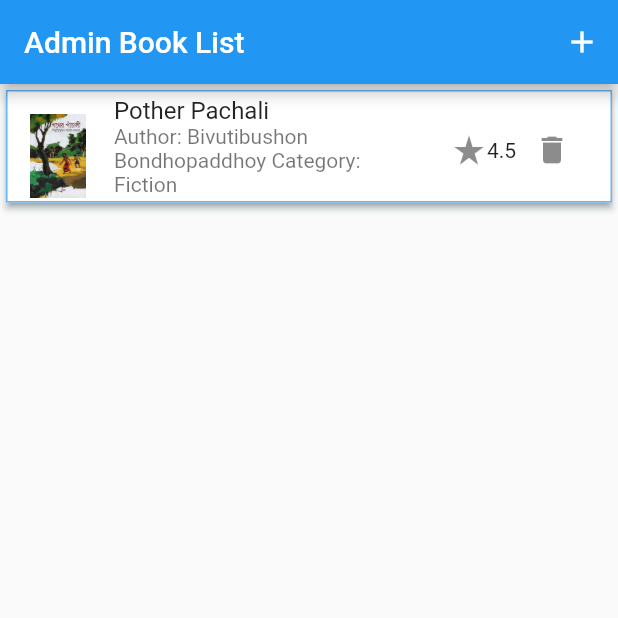
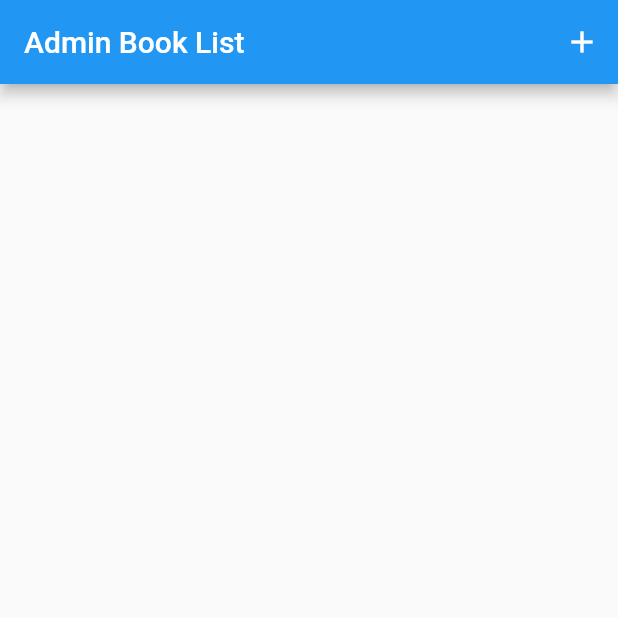
Before and after one commit to muradhossin/library_management, a Flutter app: the screen it shows after launch, on a phone screen of 412 x 824 dp, the top half of it. Run offline on Flutter 3.47's test engine with Material 2 defaults, Android fonts, the phone set to English and light mode, and no system bars; our stand-ins replace carousel_slider, dropdown_button2, flutter_rating_bar, image_picker, shared_preferences, sqflite; accounts and stored records are empty.

Commit message:
admin book list

```diff
--- a/lib/db/db_helper.dart
+++ b/lib/db/db_helper.dart
@@ -33,7 +33,6 @@ class DbHelper{
   $tblBookColAuthorName text,
   $tblBookColCategory text,
   $tblBookColDescription text,
-  $tblBookColRating text,
   $tblBookColImage text
   )''';
 
--- a/lib/pages/admin/admin_book_list_page.dart
+++ b/lib/pages/admin/admin_book_list_page.dart
@@ -1,14 +1,26 @@
+import 'dart:io';
+
 import 'package:flutter/material.dart';
+import 'package:library_management/models/book_model.dart';
 import 'package:library_management/pages/admin/admin_book_info_page.dart';
 import 'package:library_management/pages/admin/new_book_add.dart';
+import 'package:library_management/providers/book_provider.dart';
+import 'package:provider/provider.dart';
 
-class AdminBookListPage extends StatelessWidget {
+class AdminBookListPage extends StatefulWidget {
   const AdminBookListPage({Key? key}) : super(key: key);
 
   static const String routeName = '/adminbooklistpage';
 
   @override
+  State<AdminBookListPage> createState() => _AdminBookListPageState();
+}
+
+class _AdminBookListPageState extends State<AdminBookListPage> {
+
+  @override
   Widget build(BuildContext context) {
+    final provider = Provider.of<BookProvider>(context, listen: false);
     return Scaffold(
       appBar: AppBar(
         title: Text('Admin Book List'),
@@ -21,21 +33,37 @@ class AdminBookListPage extends StatelessWidget {
           ),
         ],
       ),
-      body: SingleChildScrollView(
-        child: Column(
-          children: [
-            Card(
+      body: ListView.builder(
+        itemCount: provider.bookList.length,
+        itemBuilder: (context, index){
+          final book = provider.bookList[index];
+          return BookItem(book: book,);
+        },
+      ),
+    );
+  }
+}
+
+class BookItem extends StatelessWidget {
+  const BookItem({
+    Key? key,
+    required this.book,
+  }) : super(key: key);
+  final BookModel book;
+  @override
+  Widget build(BuildContext context) {
+    return Card(
       elevation: 2,
       shape: Border.all(color: Colors.blue.shade300, width: 1),
       shadowColor: Colors.blueGrey,
       child: ListTile(
-                onTap: (){
+        onTap: () {
           Navigator.pushNamed(context, AdminBookInfoPage.routeName);
         },
-                leading: Image.asset('images/1.jpg'),
-                title: const Text('Pother Pachali'),
-                subtitle: const Text(
-                    'Author: Bivutibushon Bondhopaddhoy Category: Fiction'),
+        leading: Image.file(File(book.image)),
+        title:  Text(book.title),
+        subtitle: Text(
+            'Author: ${book.authorName}  Category: ${book.category}'),
         trailing: Row(
           mainAxisSize: MainAxisSize.min,
           children: [
@@ -48,10 +76,6 @@ class AdminBookListPage extends StatelessWidget {
           ],
         ),
       ),
-            ),
-          ],
-        ),
-      ),
     );
   }
 }
--- a/lib/pages/admin/new_book_add.dart
+++ b/lib/pages/admin/new_book_add.dart
@@ -1,5 +1,6 @@
 import 'package:flutter/material.dart';
 import 'package:library_management/models/book_model.dart';
+import 'package:library_management/pages/admin/admin_book_list_page.dart';
 import 'package:library_management/utils/constants.dart';
 import 'package:image_picker/image_picker.dart';
 import 'package:provider/provider.dart';
@@ -189,14 +190,14 @@ class _NewBookAddState extends State<NewBookAdd> {
         book.bookId = id;
         bookProvider.updateBook(book).then((value) {
           bookProvider.getAllBooks();
-          Navigator.pop(context);
+          Navigator.pushReplacementNamed(context, AdminBookListPage.routeName);
         }).catchError((onError){
           print(onError.toString());
         });
       }else{
         bookProvider.insertBook(book).then((value) {
           bookProvider.getAllBooks();
-          Navigator.pop(context);
+          Navigator.pushReplacementNamed(context, AdminBookListPage.routeName);
         }).catchError((onError){
           print(onError.toString());
         });
```
Lines whose indentation alone changed are shown as unchanged.
